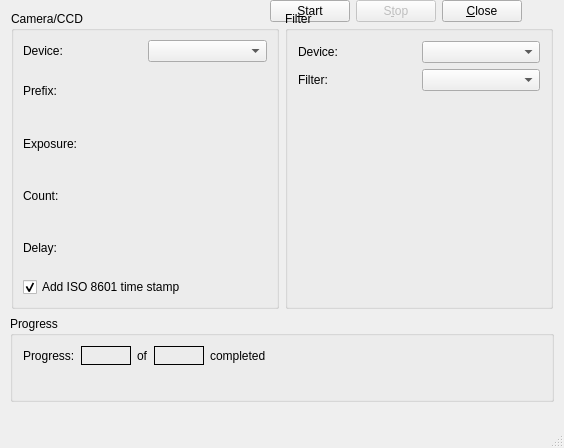
Above: kstars/imgsequencedlgui.ui from KDE/kstars before the change. Below: the same form after it.
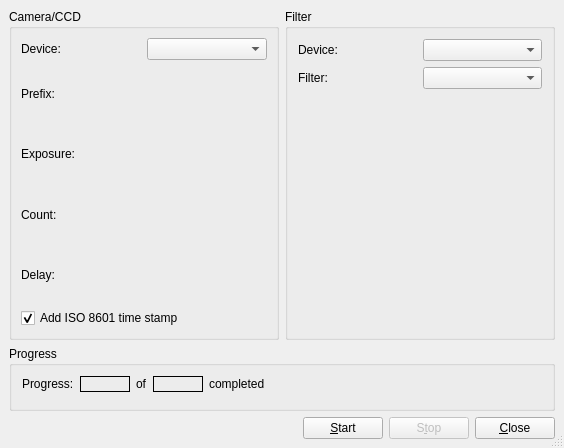
That is the form after the change. Custom widgets are drawn as their Qt base class.

Patch:
```diff
--- a/kstars/imgsequencedlgui.ui
+++ b/kstars/imgsequencedlgui.ui
@@ -21,15 +21,80 @@
   <property name="modal" >
    <bool>false</bool>
   </property>
+  <layout class="QGridLayout" >
+   <property name="margin" >
+    <number>9</number>
+   </property>
+   <property name="spacing" >
+    <number>6</number>
+   </property>
+   <item row="2" column="0" colspan="2" >
+    <layout class="QHBoxLayout" >
+     <property name="margin" >
+      <number>0</number>
+     </property>
+     <property name="spacing" >
+      <number>6</number>
+     </property>
+     <item>
+      <spacer>
+       <property name="orientation" >
+        <enum>Qt::Horizontal</enum>
+       </property>
+       <property name="sizeType" >
+        <enum>QSizePolicy::Expanding</enum>
+       </property>
+       <property name="sizeHint" >
+        <size>
+         <width>270</width>
+         <height>20</height>
+        </size>
+       </property>
+      </spacer>
+     </item>
+     <item>
+      <widget class="QPushButton" name="startB" >
+       <property name="text" >
+        <string>&amp;Start</string>
+       </property>
+       <property name="autoDefault" >
+        <bool>true</bool>
+       </property>
+       <property name="default" >
+        <bool>true</bool>
+       </property>
+      </widget>
+     </item>
+     <item>
+      <widget class="QPushButton" name="stopB" >
+       <property name="enabled" >
+        <bool>false</bool>
+       </property>
+       <property name="text" >
+        <string>S&amp;top</string>
+       </property>
+       <property name="autoDefault" >
+        <bool>true</bool>
+       </property>
+       <property name="default" >
+        <bool>true</bool>
+       </property>
+      </widget>
+     </item>
+     <item>
+      <widget class="QPushButton" name="closeB" >
+       <property name="text" >
+        <string>&amp;Close</string>
+       </property>
+       <property name="autoDefault" >
+        <bool>true</bool>
+       </property>
+      </widget>
+     </item>
+    </layout>
+   </item>
+   <item row="1" column="0" colspan="2" >
   <widget class="QGroupBox" name="progressGroup" >
-   <property name="geometry" >
-    <rect>
-     <x>10</x>
-     <y>316</y>
-     <width>544</width>
-     <height>86</height>
-    </rect>
-   </property>
    <property name="title" >
     <string>Progress</string>
    </property>
@@ -138,159 +203,9 @@
     </item>
    </layout>
   </widget>
-  <widget class="QWidget" name="" >
-   <layout class="QHBoxLayout" >
-    <property name="margin" >
-     <number>0</number>
-    </property>
-    <property name="spacing" >
-     <number>6</number>
-    </property>
-    <item>
-     <spacer>
-      <property name="orientation" >
-       <enum>Qt::Horizontal</enum>
-      </property>
-      <property name="sizeType" >
-       <enum>QSizePolicy::Expanding</enum>
-      </property>
-      <property name="sizeHint" >
-       <size>
-        <width>270</width>
-        <height>20</height>
-       </size>
-      </property>
-     </spacer>
-    </item>
-    <item>
-     <widget class="QPushButton" name="startB" >
-      <property name="text" >
-       <string>&amp;Start</string>
-      </property>
-      <property name="autoDefault" >
-       <bool>true</bool>
-      </property>
-      <property name="default" >
-       <bool>true</bool>
-      </property>
-     </widget>
-    </item>
-    <item>
-     <widget class="QPushButton" name="stopB" >
-      <property name="enabled" >
-       <bool>false</bool>
-      </property>
-      <property name="text" >
-       <string>S&amp;top</string>
-      </property>
-      <property name="autoDefault" >
-       <bool>true</bool>
-      </property>
-      <property name="default" >
-       <bool>true</bool>
-      </property>
-     </widget>
-    </item>
-    <item>
-     <widget class="QPushButton" name="closeB" >
-      <property name="text" >
-       <string>&amp;Close</string>
-      </property>
-      <property name="autoDefault" >
-       <bool>true</bool>
-      </property>
-     </widget>
-    </item>
-   </layout>
-  </widget>
-  <widget class="QGroupBox" name="setupGroup_2" >
-   <property name="geometry" >
-    <rect>
-     <x>285</x>
-     <y>11</y>
-     <width>268</width>
-     <height>298</height>
-    </rect>
-   </property>
-   <property name="title" >
-    <string>Filter</string>
-   </property>
-   <layout class="QGridLayout" >
-    <property name="margin" >
-     <number>10</number>
-    </property>
-    <property name="spacing" >
-     <number>6</number>
-    </property>
-    <item rowspan="2" row="0" column="0" >
-     <layout class="QVBoxLayout" >
-      <property name="margin" >
-       <number>0</number>
-      </property>
-      <property name="spacing" >
-       <number>6</number>
-      </property>
-      <item>
-       <widget class="QLabel" name="textLabel1_5_2" >
-        <property name="toolTip" >
-         <string/>
-        </property>
-        <property name="whatsThis" >
-         <string/>
-        </property>
-        <property name="text" >
-         <string>Device:</string>
-        </property>
-       </widget>
-      </item>
-      <item>
-       <widget class="QLabel" name="textLabel1_2_2" >
-        <property name="toolTip" >
-         <string>Number of images to capture</string>
-        </property>
-        <property name="whatsThis" >
-         <string/>
-        </property>
-        <property name="text" >
-         <string>Filter:</string>
-        </property>
-       </widget>
-      </item>
-     </layout>
-    </item>
-    <item row="1" column="1" >
-     <widget class="QComboBox" name="filterPosCombo" />
-    </item>
-    <item row="0" column="1" >
-     <widget class="QComboBox" name="filterCombo" />
-    </item>
-    <item row="2" column="0" colspan="2" >
-     <spacer>
-      <property name="orientation" >
-       <enum>Qt::Vertical</enum>
-      </property>
-      <property name="sizeType" >
-       <enum>QSizePolicy::Expanding</enum>
-      </property>
-      <property name="sizeHint" >
-       <size>
-        <width>21</width>
-        <height>81</height>
-       </size>
-      </property>
-     </spacer>
-    </item>
-   </layout>
-  </widget>
+   </item>
+   <item row="0" column="0" >
   <widget class="QGroupBox" name="setupGroup" >
-   <property name="geometry" >
-    <rect>
-     <x>11</x>
-     <y>11</y>
-     <width>268</width>
-     <height>298</height>
-    </rect>
-   </property>
    <property name="title" >
     <string>Camera/CCD</string>
    </property>
@@ -406,6 +321,81 @@
     </item>
    </layout>
   </widget>
+   </item>
+   <item row="0" column="1" >
+    <widget class="QGroupBox" name="setupGroup_2" >
+     <property name="title" >
+      <string>Filter</string>
+     </property>
+     <layout class="QGridLayout" >
+      <property name="margin" >
+       <number>10</number>
+      </property>
+      <property name="spacing" >
+       <number>6</number>
+      </property>
+      <item rowspan="2" row="0" column="0" >
+       <layout class="QVBoxLayout" >
+        <property name="margin" >
+         <number>0</number>
+        </property>
+        <property name="spacing" >
+         <number>6</number>
+        </property>
+        <item>
+         <widget class="QLabel" name="textLabel1_5_2" >
+          <property name="toolTip" >
+           <string/>
+          </property>
+          <property name="whatsThis" >
+           <string/>
+          </property>
+          <property name="text" >
+           <string>Device:</string>
+          </property>
+         </widget>
+        </item>
+        <item>
+         <widget class="QLabel" name="textLabel1_2_2" >
+          <property name="toolTip" >
+           <string>Number of images to capture</string>
+          </property>
+          <property name="whatsThis" >
+           <string/>
+          </property>
+          <property name="text" >
+           <string>Filter:</string>
+          </property>
+         </widget>
+        </item>
+       </layout>
+      </item>
+      <item row="1" column="1" >
+       <widget class="QComboBox" name="filterPosCombo" />
+      </item>
+      <item row="0" column="1" >
+       <widget class="QComboBox" name="filterCombo" />
+      </item>
+      <item row="2" column="0" colspan="2" >
+       <spacer>
+        <property name="orientation" >
+         <enum>Qt::Vertical</enum>
+        </property>
+        <property name="sizeType" >
+         <enum>QSizePolicy::Expanding</enum>
+        </property>
+        <property name="sizeHint" >
+         <size>
+          <width>21</width>
+          <height>81</height>
+         </size>
+        </property>
+       </spacer>
+      </item>
+     </layout>
+    </widget>
+   </item>
+  </layout>
  </widget>
  <layoutdefault spacing="6" margin="11" />
  <pixmapfunction>qPixmapFromMimeSource</pixmapfunction>
```
Lines whose indentation alone changed are shown as unchanged.
